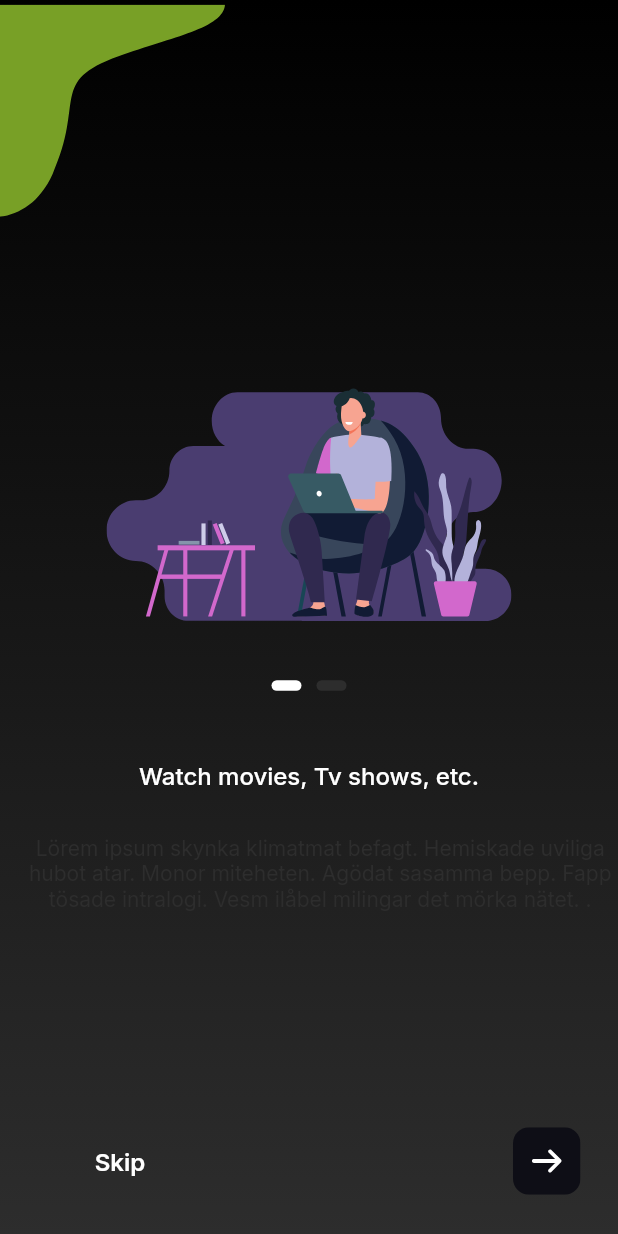
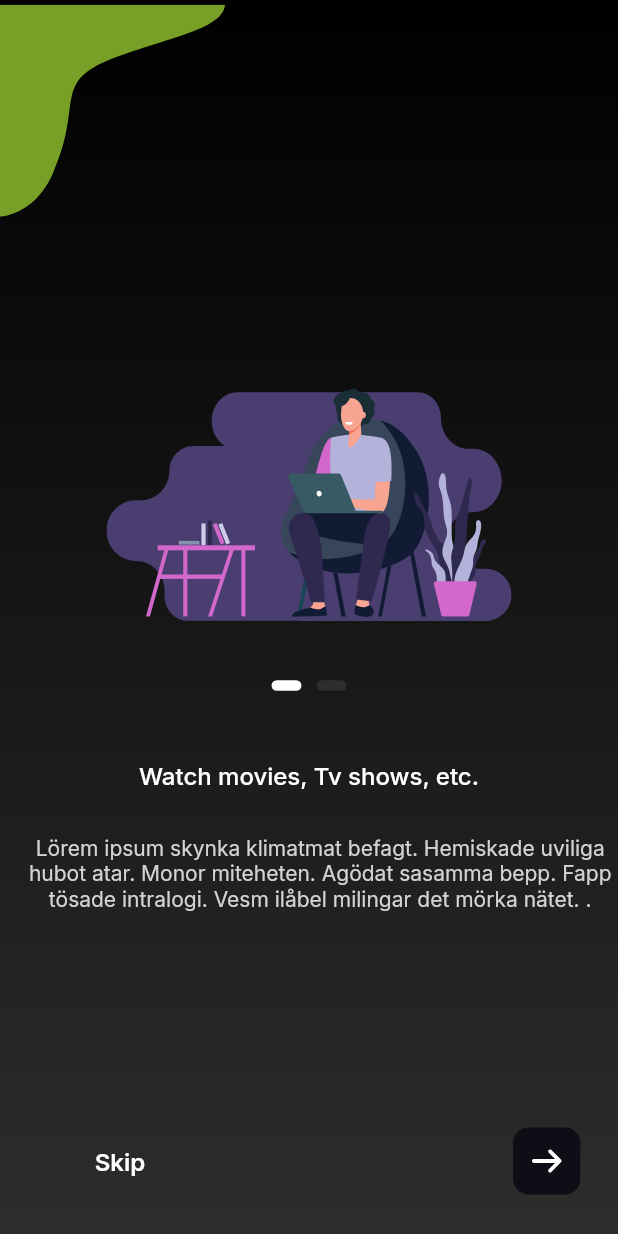
Before and after one commit to aman-reso/dtbranch, a Flutter app: the screen it shows after launch, on a phone screen of 412 x 824 dp. Run offline on Flutter 3.47's test engine with Material 2 defaults, Android fonts, the phone set to English and light mode, and no system bars; drawn by our look-alikes of smooth_page_indicator; our stand-ins replace buttons_tabbar, flutter_svg, fluttertoast, google_fonts, shared_preferences.

Commit message:
[ADD] Intro Scareen and Bottom bar Chnages

```diff
--- a/lib/pages/bottombar.dart
+++ b/lib/pages/bottombar.dart
@@ -171,7 +171,7 @@ class BottombarState extends State<Bottombar> {
               activeIcon: Padding(
                 padding: const EdgeInsets.all(7),
                 child: Image.asset(
-                  "assets/images/ic_mystuff.png",
+                  "assets/images/ic_stuff.png",
                   width: 22,
                   height: 22,
                   color: bottomnavigationText,
@@ -182,7 +182,7 @@ class BottombarState extends State<Bottombar> {
                 child: Padding(
                   padding: const EdgeInsets.all(7),
                   child: Image.asset(
-                    "assets/images/ic_mystuff.png",
+                    "assets/images/ic_stuff.png",
                     width: 22,
                     height: 22,
                     color: white,
--- a/lib/pages/intro.dart
+++ b/lib/pages/intro.dart
@@ -95,7 +95,7 @@ class IntroState extends State<Intro> {
                       Padding(
                         padding: const EdgeInsets.fromLTRB(15, 0, 0, 15),
                         child: MyText(
-                            color: inroGradiantTwo,
+                            color: inrochildText,
                             text: introChildText[position],
                             fontsize: 14,
                             fontwaight: FontWeight.w400,
@@ -197,7 +197,7 @@ class IntroState extends State<Intro> {
                             );
                           }
                           pageController.nextPage(
-                              duration:const Duration(milliseconds: 200),
+                              duration: const Duration(milliseconds: 200),
                               curve: Curves.easeIn);
                         },
                         child: Padding(
@@ -207,7 +207,7 @@ class IntroState extends State<Intro> {
                               height: 45,
                               imagePath: "ic_introNext.svg"),
                         ),
-                      )
+                      ),
                     ],
                   ),
                 ),
--- a/lib/utils/color.dart
+++ b/lib/utils/color.dart
@@ -10,4 +10,5 @@ const dividerline = Color(0xff555555);
 const loginBtnOne = Color(0xffBAFA34);
 const loginBtnTwo = Color(0xff83BC0D);
 const downloadBg = Color(0xff2D2D2D);
+const inrochildText = Color(0xffD3D3D3);
 const playButtonBg = Color(0xff78A026);
```
Also changed, not shown: assets/images/ic_stuff.png (renamed from assets/images/ic_mystuff.png). Lines whose indentation alone changed are shown as unchanged.
